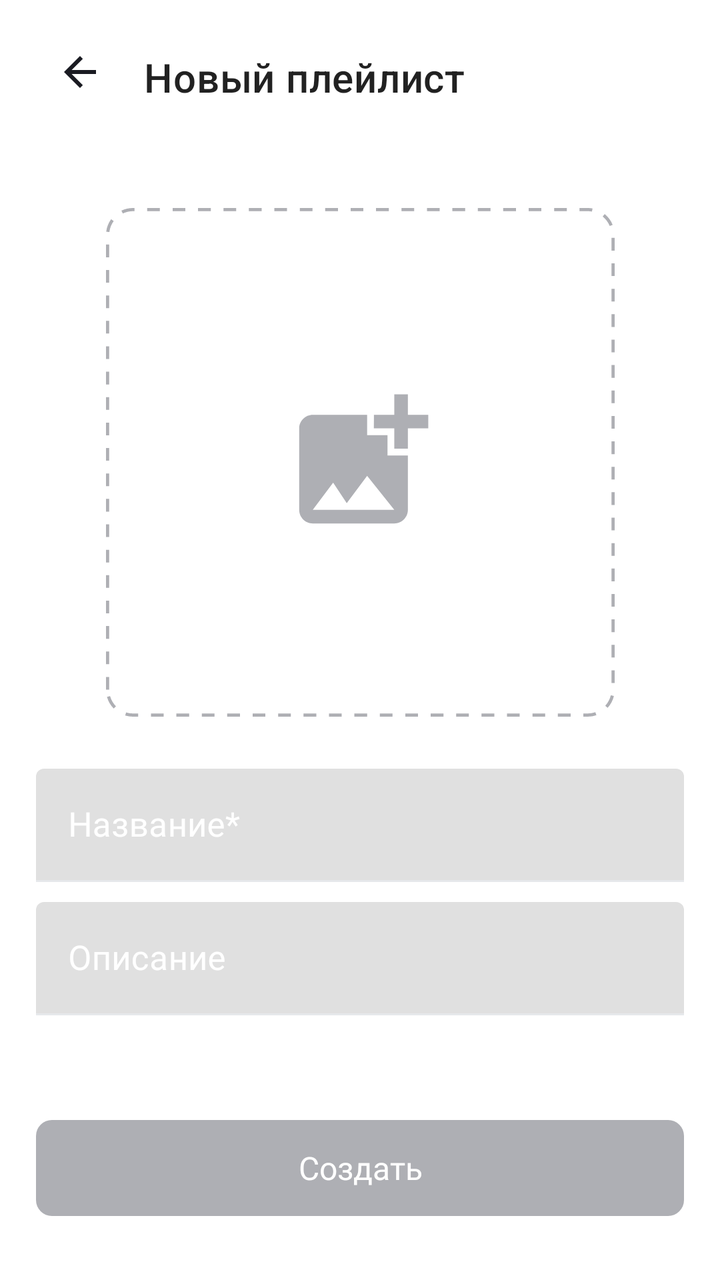
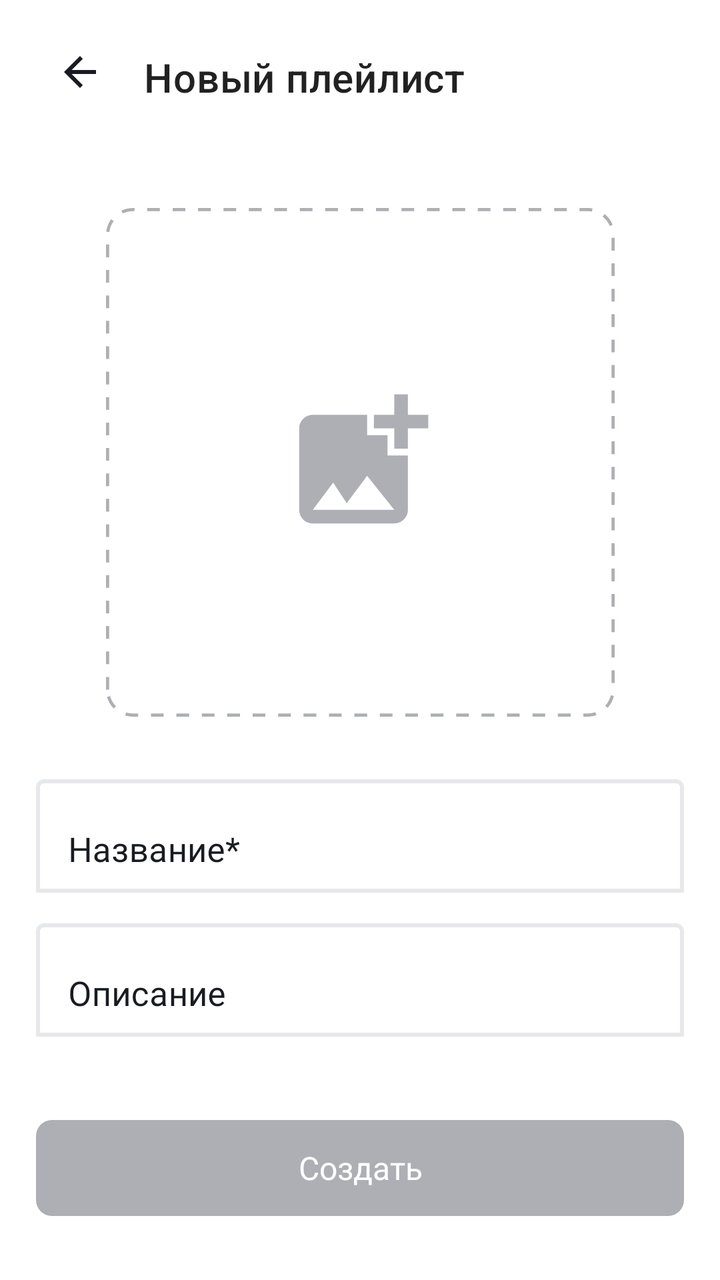

Before-and-after screenshots of an Android layout around one commit, followed by the original layout XML and the change that was made.
<!-- AndroidManifest.xml: application theme Theme.MaterialComponents.DayNight.NoActionBar -->
<!-- res/layout/fragment_new_playlist.xml -->
<?xml version="1.0" encoding="utf-8"?>
<androidx.constraintlayout.widget.ConstraintLayout xmlns:android="http://schemas.android.com/apk/res/android"
    xmlns:app="http://schemas.android.com/apk/res-auto"
    xmlns:tools="http://schemas.android.com/tools"
    android:layout_width="match_parent"
    android:layout_height="match_parent"
    android:background="@color/yp_white_and_yp_black"
    android:orientation="vertical"
    tools:context=".medialibrary.ui.newplaylist.NewPlaylistFragment">

    <androidx.constraintlayout.widget.Guideline
        android:id="@+id/guideline"
        android:layout_width="wrap_content"
        android:layout_height="wrap_content"
        android:orientation="horizontal"
        app:layout_constraintGuide_percent="0.56" />

    <androidx.constraintlayout.widget.Barrier
        android:id="@+id/verticalBarrier"
        android:layout_width="wrap_content"
        android:layout_height="wrap_content"
        android:orientation="vertical"
        app:barrierDirection="bottom"
        app:constraint_referenced_tags="inputDescriptionLayout" />

    <androidx.appcompat.widget.Toolbar
        android:id="@+id/btnBackFromNewPlayList"
        style="@style/GoBackButtons"
        app:titleMarginBottom="@dimen/dp16"
        app:layout_constraintTop_toTopOf="parent"
        app:navigationIcon="@drawable/ic_btn_back"
        app:title="@string/new_play_list" />

    <ImageView
        android:id="@+id/addPicture"
        android:layout_width="0dp"
        android:layout_height="0dp"
        android:layout_marginHorizontal="@dimen/dp24"
        android:layout_marginTop="@dimen/dp24"
        android:background="@drawable/pl_add_photo_background"
        android:scaleType="centerCrop"
        android:src="@drawable/pl_plus_photo"
        app:layout_constraintBottom_toTopOf="@id/guideline"
        app:layout_constraintDimensionRatio="1:1"
        app:layout_constraintEnd_toEndOf="parent"
        app:layout_constraintStart_toStartOf="parent"
        app:layout_constraintTop_toBottomOf="@id/btnBackFromNewPlayList"
        app:layout_constraintVertical_bias="0" />

    <com.google.android.material.textfield.TextInputLayout
        android:id="@+id/inputNameLayout"
        style="@style/PLLayoutForNewPlaylist"
        android:layout_marginTop="26dp"
        app:layout_constraintBottom_toTopOf="@id/inputDescriptionLayout"
        app:layout_constraintTop_toBottomOf="@id/addPicture">

        <com.google.android.material.textfield.TextInputEditText
            android:id="@+id/inputName"
            style="@style/PLEditTextForNewPlaylist"
            android:hint="@string/name" />
    </com.google.android.material.textfield.TextInputLayout>

    <com.google.android.material.textfield.TextInputLayout
        android:id="@+id/inputDescriptionLayout"
        style="@style/PLLayoutForNewPlaylist"
        android:layout_marginTop="10dp"
        android:tag="inputDescriptionLayout"
        app:layout_constraintTop_toBottomOf="@id/inputNameLayout">

        <com.google.android.material.textfield.TextInputEditText
            android:id="@+id/inputDescription"
            style="@style/PLEditTextForNewPlaylist"
            android:hint="@string/description" />
    </com.google.android.material.textfield.TextInputLayout>

    <androidx.appcompat.widget.AppCompatButton
        android:id="@+id/createPlaylist"
        style="@style/PLbuttonCreateNewPlaylist"
        android:layout_width="match_parent"
        android:layout_height="wrap_content"
        android:enabled="false"
        android:fontFamily="@font/ys_display_medium"
        android:text="@string/create"
        app:layout_constrainedHeight="true"
        app:layout_constraintBottom_toBottomOf="parent"
        app:layout_constraintEnd_toEndOf="parent"
        app:layout_constraintStart_toStartOf="parent"
        app:layout_constraintTop_toBottomOf="@id/verticalBarrier"
        app:layout_constraintVertical_bias="1" />

    <ProgressBar
        android:id="@+id/loading_indicator"
        style="?android:attr/progressBarStyle"
        android:layout_width="@dimen/dp91"
        android:layout_height="@dimen/dp91"
        android:indeterminateTint="@color/yp_blue_and_yp_blue"
        android:visibility="gone"
        app:layout_constraintBottom_toBottomOf="parent"
        app:layout_constraintEnd_toEndOf="parent"
        app:layout_constraintStart_toStartOf="parent"
        app:layout_constraintTop_toTopOf="parent"
        tools:visibility="visible" />

</androidx.constraintlayout.widget.ConstraintLayout>
<!-- resources referenced by this layout -->
<resources>
  <color name="yp_blue_and_yp_blue">@color/yp_blue</color>
  <color name="yp_white_and_yp_black">@color/yp_white</color>
  <dimen name="dp16">16dp</dimen>
  <dimen name="dp24">24dp</dimen>
  <dimen name="dp91">91dp</dimen>
  <!-- drawable pl_add_photo_background (drawable) -->
  <?xml version="1.0" encoding="utf-8"?>
  <shape xmlns:android="http://schemas.android.com/apk/res/android"
      android:shape="rectangle">
  
      <corners android:radius="8dp"/>
      <solid android:color="@color/yp_white_and_yp_black"/>
  
  </shape>
  <!-- drawable pl_plus_photo (drawable) -->
  <?xml version="1.0" encoding="utf-8"?>
  <layer-list xmlns:android="http://schemas.android.com/apk/res/android">
      <item android:drawable="@drawable/pl_dotter_frame">
          <color android:color="@color/yp_light_gray"/>
      </item>
      <item android:drawable="@drawable/pl_add_photo"/>
  </layer-list>
  <string name="create">Создать</string>
  <string name="description">Описание</string>
  <string name="name">Название*</string>
  <string name="new_play_list">Новый плейлист</string>
  <style name="PLLayoutForNewPlaylist">
          <item name="android:layout_width">match_parent</item>
          <item name="android:layout_height">wrap_content</item>
          <item name="boxStrokeColor">@color/input_field</item>
          <item name="hintTextColor">@color/input_field</item>
          <item name="boxStrokeWidthFocused">1dp</item>
          <item name="android:layout_marginHorizontal">18dp</item>
          <item name="android:textColorHint">?attr/colorOnPrimary</item>
      </style>
  <color name="yp_blue">#3772E7</color>
  <color name="yp_white">#FFFFFF</color>
  <color name="yp_black_and_yp_white">@color/yp_black</color>
  <!-- drawable pl_dotter_frame (drawable) -->
  <shape xmlns:android="http://schemas.android.com/apk/res/android"
      android:shape="rectangle">
      <solid android:color="@android:color/transparent" />
      <stroke
          android:width="2dp"
          android:color="#AEAFB4"
          android:dashWidth="8dp"
          android:dashGap="8dp" />
      <corners android:radius="16dp" />
  </shape>
  <color name="yp_light_gray">#E6E8EB</color>
  <style name="SecondaryButtonsAndText" parent="Widget.MaterialComponents.Button">
          <item name="android:textSize">@dimen/text_size_sp16</item>
          <item name="android:textColor">@color/yp_black_and_yp_white</item>
          <item name="android:gravity">start</item>
          <item name="android:layout_width">match_parent</item>
          <item name="android:layout_height">match_parent</item>
          <item name="cornerRadius">0dp</item>
          <item name="iconGravity">end</item>
          <item name="iconPadding">@dimen/dp16</item>
          <item name="iconSize">@dimen/dp24</item>
          <item name="iconTint">@color/yp_text_gray_and_yp_white</item>
          <item name="android:textAllCaps">false</item>
          <item name="android:padding">@dimen/dp16</item>
          <item name="android:elevation">0dp</item>
          <item name="android:stateListAnimator">@null</item>
          <item name="android:fontFamily">@font/ys_text_regular</item>
          <item name="android:backgroundTint">@color/yp_white_and_yp_black</item>
          <item name="android:letterSpacing">0.0</item>
      </style>
  <dimen name="text_size_sp22">22sp</dimen>
  <dimen name="dp12">12dp</dimen>
  <color name="yp_black">#1A1B22</color>
  <dimen name="text_size_sp16">16sp</dimen>
  <color name="yp_text_gray_and_yp_white">@color/yp_text_gray</color>
  <color name="yp_text_gray">#AEAFB4</color>
  <!-- unchanged entries left out for length: 6 -->
</resources>

<!-- the commit's change to res/layout/fragment_new_playlist.xml (unified diff, before → after) -->
@@ -52,7 +52,10 @@
         style="@style/PLLayoutForNewPlaylist"
         android:layout_marginTop="26dp"
         app:layout_constraintBottom_toTopOf="@id/inputDescriptionLayout"
-        app:layout_constraintTop_toBottomOf="@id/addPicture">
+        app:layout_constraintTop_toBottomOf="@id/addPicture"
+        app:boxBackgroundColor="@color/yp_white_and_yp_black"
+        app:boxBackgroundMode="outline"
+        >
 
         <com.google.android.material.textfield.TextInputEditText
             android:id="@+id/inputName"
@@ -65,7 +68,9 @@
         style="@style/PLLayoutForNewPlaylist"
         android:layout_marginTop="10dp"
         android:tag="inputDescriptionLayout"
-        app:layout_constraintTop_toBottomOf="@id/inputNameLayout">
+        app:layout_constraintTop_toBottomOf="@id/inputNameLayout"
+        app:boxBackgroundColor="@color/yp_white_and_yp_black"
+        app:boxBackgroundMode="outline">
 
         <com.google.android.material.textfield.TextInputEditText
             android:id="@+id/inputDescription"
<!-- resource entries referenced after the edit -->
@@ -33,7 +33,12 @@
           <item name="hintTextColor">@color/input_field</item>
           <item name="boxStrokeWidthFocused">1dp</item>
           <item name="android:layout_marginHorizontal">18dp</item>
-          <item name="android:textColorHint">?attr/colorOnPrimary</item>
+          <item name="android:textColorHint">@color/yp_playlist_text</item>
+          <item name="boxBackgroundMode">outline</item>
+          <item name="boxStrokeWidth">2dp</item>
+          <item name="android:textColor">@android:color/black</item>
+  
+  
       </style>
   <color name="yp_blue">#3772E7</color>
   <color name="yp_white">#FFFFFF</color>
@@ -61,16 +66,17 @@
           <item name="iconPadding">@dimen/dp16</item>
           <item name="iconSize">@dimen/dp24</item>
           <item name="iconTint">@color/yp_text_gray_and_yp_white</item>
-          <item name="android:textAllCaps">false</item>
+          <item name="android:textAllCaps">false</item> 
           <item name="android:padding">@dimen/dp16</item>
-          <item name="android:elevation">0dp</item>
-          <item name="android:stateListAnimator">@null</item>
+          <item name="android:elevation">0dp</item> 
+          <item name="android:stateListAnimator">@null</item> 
           <item name="android:fontFamily">@font/ys_text_regular</item>
           <item name="android:backgroundTint">@color/yp_white_and_yp_black</item>
           <item name="android:letterSpacing">0.0</item>
       </style>
   <dimen name="text_size_sp22">22sp</dimen>
   <dimen name="dp12">12dp</dimen>
+  <color name="yp_playlist_text">#1A1B22</color>
   <color name="yp_black">#1A1B22</color>
   <dimen name="text_size_sp16">16sp</dimen>
   <color name="yp_text_gray_and_yp_white">@color/yp_text_gray</color>
